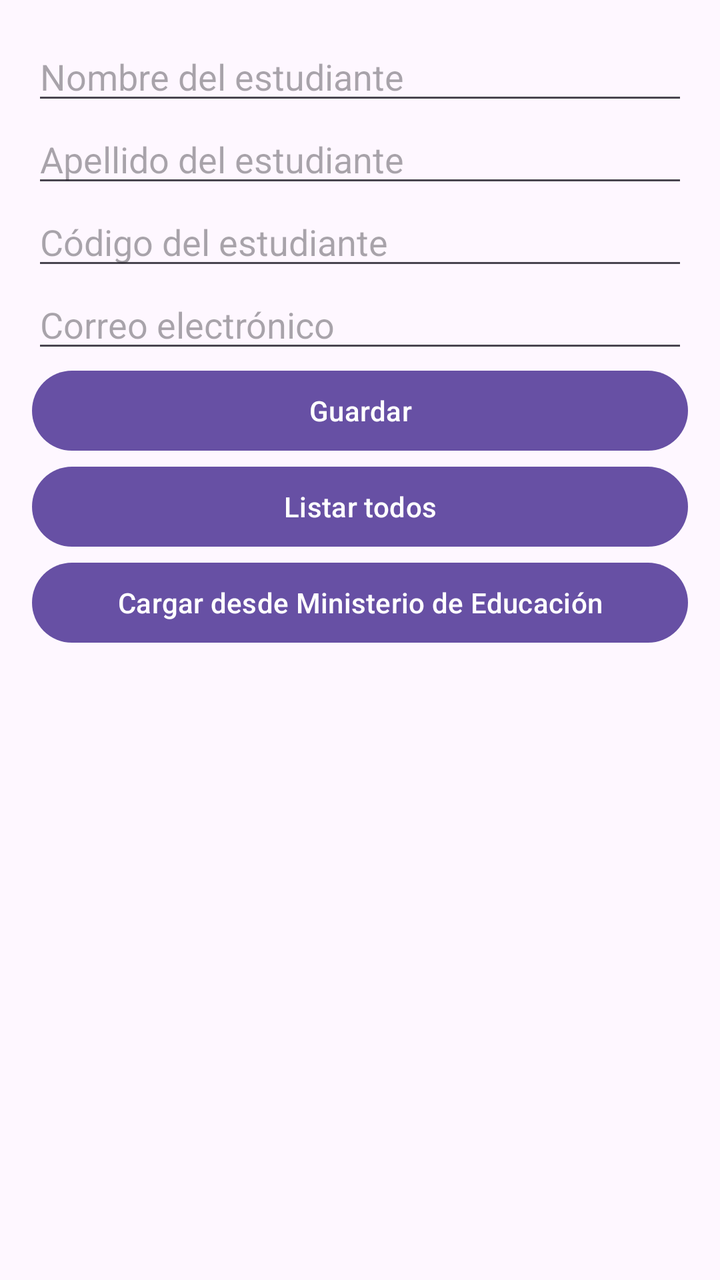
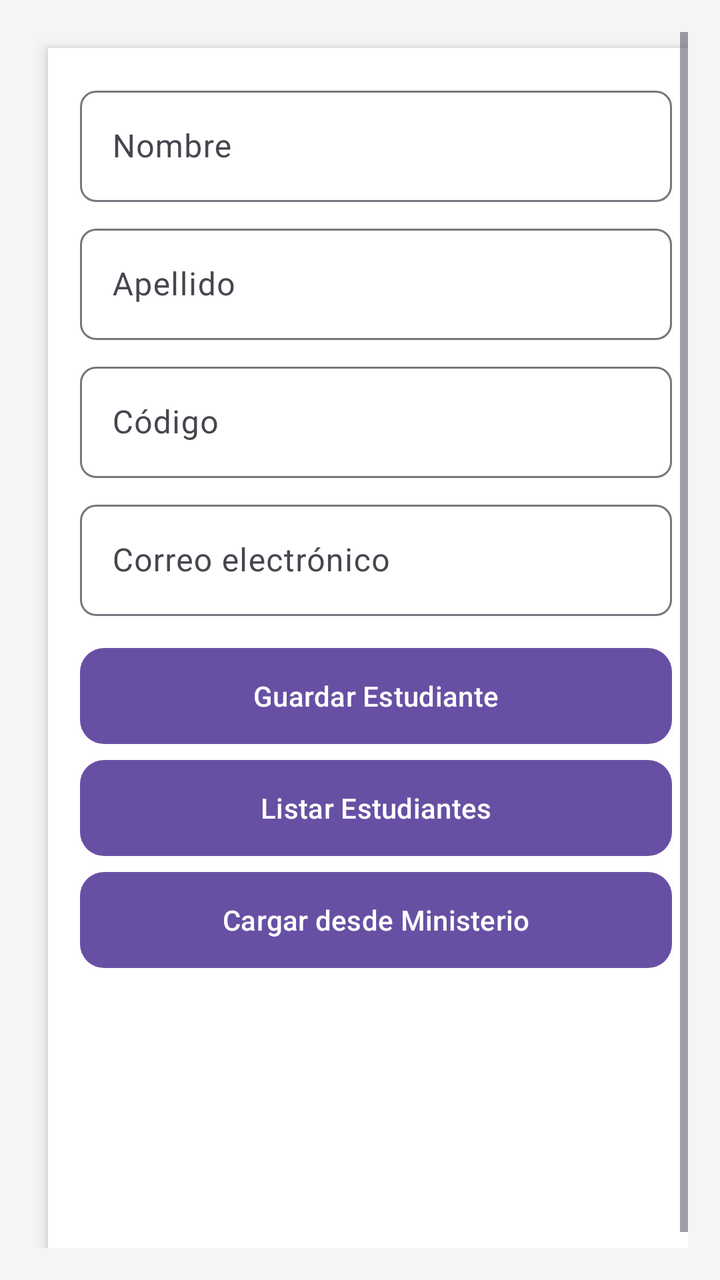

Compare the two renders of this Android layout. The source of the first and the diff that turns it into the second are given below.
<!-- AndroidManifest.xml: application theme Theme.GestionEstudiantes -->
<!-- res/layout/activity_estudiante.xml -->
<?xml version="1.0" encoding="utf-8"?>
<ScrollView xmlns:android="http://schemas.android.com/apk/res/android"
    android:id="@+id/main"
    android:layout_width="match_parent"
    android:layout_height="match_parent">

    <LinearLayout
        android:id="@+id/layoutEstudiantes"
        android:layout_width="match_parent"
        android:layout_height="wrap_content"
        android:orientation="vertical"
        android:padding="16dp">

        <EditText
            android:id="@+id/etNombreEstudiante"
            android:layout_width="match_parent"
            android:layout_height="wrap_content"
            android:hint="Nombre del estudiante" />

        <EditText
            android:id="@+id/etApellidoEstudiante"
            android:layout_width="match_parent"
            android:layout_height="wrap_content"
            android:hint="Apellido del estudiante" />

        
        <EditText
            android:id="@+id/etCodigoEstudiante"
            android:layout_width="match_parent"
            android:layout_height="wrap_content"
            android:hint="Código del estudiante" />

        <EditText
            android:id="@+id/etCorreoEstudiante"
            android:layout_width="match_parent"
            android:layout_height="wrap_content"
            android:hint="Correo electrónico" />

        <Button
            android:id="@+id/btnGuardarEstudiante"
            android:layout_width="match_parent"
            android:layout_height="wrap_content"
            android:text="Guardar" />

        <Button
            android:id="@+id/btnListarEstudiantes"
            android:layout_width="match_parent"
            android:layout_height="wrap_content"
            android:text="Listar todos" />

        <Button
            android:id="@+id/btnCargarDesdeApi"
            android:layout_width="match_parent"
            android:layout_height="wrap_content"
            android:text="Cargar desde Ministerio de Educación"/>

        <ListView
            android:id="@+id/listViewEstudiantes"
            android:layout_width="match_parent"
            android:layout_height="wrap_content" />

    </LinearLayout>
</ScrollView>
<!-- resources referenced by this layout -->
<resources>
  <style name="Theme.GestionEstudiantes" parent="Base.Theme.GestionEstudiantes" />
  <style name="Base.Theme.GestionEstudiantes" parent="Theme.Material3.DayNight.NoActionBar">
          
          
      </style>
</resources>

<!-- the commit's change to res/layout/activity_estudiante.xml (unified diff, before → after) -->
@@ -1,63 +1,160 @@
 <?xml version="1.0" encoding="utf-8"?>
-<ScrollView xmlns:android="http://schemas.android.com/apk/res/android"
+<androidx.constraintlayout.widget.ConstraintLayout
+    xmlns:android="http://schemas.android.com/apk/res/android"
+    xmlns:app="http://schemas.android.com/apk/res-auto"
     android:id="@+id/main"
     android:layout_width="match_parent"
-    android:layout_height="match_parent">
+    android:layout_height="match_parent"
+    android:background="@color/background"
+    android:padding="16dp">
 
-    <LinearLayout
-        android:id="@+id/layoutEstudiantes"
-        android:layout_width="match_parent"
+    
+    <ProgressBar
+        android:id="@+id/progressBar"
+        style="?android:attr/progressBarStyleLarge"
+        android:layout_width="wrap_content"
         android:layout_height="wrap_content"
-        android:orientation="vertical"
-        android:padding="16dp">
+        android:visibility="gone"
+        app:layout_constraintTop_toTopOf="parent"
+        app:layout_constraintBottom_toBottomOf="parent"
+        app:layout_constraintStart_toStartOf="parent"
+        app:layout_constraintEnd_toEndOf="parent"/>
 
-        <EditText
-            android:id="@+id/etNombreEstudiante"
+    <ScrollView
+        android:id="@+id/scrollView"
+        android:layout_width="0dp"
+        android:layout_height="0dp"
+        android:fillViewport="true"
+        app:layout_constraintTop_toTopOf="parent"
+        app:layout_constraintBottom_toBottomOf="parent"
+        app:layout_constraintStart_toStartOf="parent"
+        app:layout_constraintEnd_toEndOf="parent">
+
+        <LinearLayout
             android:layout_width="match_parent"
             android:layout_height="wrap_content"
-            android:hint="Nombre del estudiante" />
+            android:orientation="vertical"
+            android:padding="16dp"
+            android:background="@color/white"
+            android:elevation="4dp"
+            android:layout_margin="8dp"
+            android:clipToPadding="false">
 
-        <EditText
-            android:id="@+id/etApellidoEstudiante"
-            android:layout_width="match_parent"
-            android:layout_height="wrap_content"
-            android:hint="Apellido del estudiante" />
+            
+            <com.google.android.material.textfield.TextInputLayout
+                android:layout_width="match_parent"
+                android:layout_height="wrap_content"
+                android:hint="@string/nombre"
+                app:boxBackgroundMode="outline"
+                app:boxCornerRadiusTopStart="8dp"
+                app:boxCornerRadiusTopEnd="8dp"
+                app:boxCornerRadiusBottomStart="8dp"
+                app:boxCornerRadiusBottomEnd="8dp">
 
-        
-        <EditText
-            android:id="@+id/etCodigoEstudiante"
-            android:layout_width="match_parent"
-            android:layout_height="wrap_content"
-            android:hint="Código del estudiante" />
+                <com.google.android.material.textfield.TextInputEditText
+                    android:id="@+id/etNombreEstudiante"
+                    android:layout_width="match_parent"
+                    android:layout_height="wrap_content" />
+            </com.google.android.material.textfield.TextInputLayout>
 
-        <EditText
-            android:id="@+id/etCorreoEstudiante"
-            android:layout_width="match_parent"
-            android:layout_height="wrap_content"
-            android:hint="Correo electrónico" />
+            
+            <com.google.android.material.textfield.TextInputLayout
+                android:layout_width="match_parent"
+                android:layout_height="wrap_content"
+                android:hint="@string/apellido"
+                android:layout_marginTop="8dp"
+                app:boxBackgroundMode="outline"
+                app:boxCornerRadiusTopStart="8dp"
+                app:boxCornerRadiusTopEnd="8dp"
+                app:boxCornerRadiusBottomStart="8dp"
+                app:boxCornerRadiusBottomEnd="8dp">
 
-        <Button
-            android:id="@+id/btnGuardarEstudiante"
-            android:layout_width="match_parent"
-            android:layout_height="wrap_content"
-            android:text="Guardar" />
+                <com.google.android.material.textfield.TextInputEditText
+                    android:id="@+id/etApellidoEstudiante"
+                    android:layout_width="match_parent"
+                    android:layout_height="wrap_content" />
+            </com.google.android.material.textfield.TextInputLayout>
 
-        <Button
-            android:id="@+id/btnListarEstudiantes"
-            android:layout_width="match_parent"
-            android:layout_height="wrap_content"
-            android:text="Listar todos" />
+            
+            <com.google.android.material.textfield.TextInputLayout
+                android:layout_width="match_parent"
+                android:layout_height="wrap_content"
+                android:hint="@string/c_digo"
+                android:layout_marginTop="8dp"
+                app:boxBackgroundMode="outline"
+                app:boxCornerRadiusTopStart="8dp"
+                app:boxCornerRadiusTopEnd="8dp"
+                app:boxCornerRadiusBottomStart="8dp"
+                app:boxCornerRadiusBottomEnd="8dp">
 
-        <Button
-            android:id="@+id/btnCargarDesdeApi"
-            android:layout_width="match_parent"
-            android:layout_height="wrap_content"
-            android:text="Cargar desde Ministerio de Educación"/>
+                <com.google.android.material.textfield.TextInputEditText
+                    android:id="@+id/etCodigoEstudiante"
+                    android:layout_width="match_parent"
+                    android:layout_height="wrap_content" />
+            </com.google.android.material.textfield.TextInputLayout>
 
-        <ListView
-            android:id="@+id/listViewEstudiantes"
-            android:layout_width="match_parent"
-            android:layout_height="wrap_content" />
+            
+            <com.google.android.material.textfield.TextInputLayout
+                android:layout_width="match_parent"
+                android:layout_height="wrap_content"
+                android:hint="@string/correo_electr_nico"
+                android:layout_marginTop="8dp"
+                app:boxBackgroundMode="outline"
+                app:boxCornerRadiusTopStart="8dp"
+                app:boxCornerRadiusTopEnd="8dp"
+                app:boxCornerRadiusBottomStart="8dp"
+                app:boxCornerRadiusBottomEnd="8dp">
 
-    </LinearLayout>
-</ScrollView>
+                <com.google.android.material.textfield.TextInputEditText
+                    android:id="@+id/etCorreoEstudiante"
+                    android:layout_width="match_parent"
+                    android:layout_height="wrap_content"
+                    android:inputType="textEmailAddress" />
+            </com.google.android.material.textfield.TextInputLayout>
+
+            
+            <Button
+                android:id="@+id/btnGuardarEstudiante"
+                android:layout_width="match_parent"
+                android:layout_height="wrap_content"
+                android:layout_marginTop="16dp"
+                android:text="Guardar Estudiante"
+                android:backgroundTint="@color/primary"
+                android:textColor="@android:color/white"
+                android:background="@drawable/rounded_button" />
+
+            
+            <Button
+                android:id="@+id/btnListarEstudiantes"
+                android:layout_width="match_parent"
+                android:layout_height="wrap_content"
+                android:layout_marginTop="8dp"
+                android:text="@string/listar_estudiantes"
+                android:backgroundTint="@color/primary_light"
+                android:textColor="@android:color/white"
+                android:background="@drawable/rounded_button" />
+
+            
+            <Button
+                android:id="@+id/btnCargarDesdeApi"
+                android:layout_width="match_parent"
+                android:layout_height="wrap_content"
+                android:layout_marginTop="8dp"
+                android:text="@string/cargar_desde_ministerio"
+                android:backgroundTint="@color/primary_light"
+                android:textColor="@android:color/white"
+                android:background="@drawable/rounded_button" />
+
+            
+            <ListView
+                android:id="@+id/listViewEstudiantes"
+                android:layout_width="match_parent"
+                android:layout_height="wrap_content"
+                android:layout_marginTop="16dp"
+                android:background="@color/white"
+                android:divider="@color/background"
+                android:dividerHeight="1dp" />
+        </LinearLayout>
+    </ScrollView>
+
+</androidx.constraintlayout.widget.ConstraintLayout>
<!-- resource entries referenced after the edit -->
@@ -1,5 +1,20 @@
 <!-- resources referenced by this layout -->
 <resources>
+  <color name="background">#F5F5F5</color>
+  <color name="primary">#1976D2</color>
+  <color name="primary_light">#63A4FF</color>
+  <color name="white">#FFFFFF</color>
+  <!-- drawable rounded_button (drawable) -->
+  <shape xmlns:android="http://schemas.android.com/apk/res/android" android:shape="rectangle">
+      <solid android:color="?attr/colorPrimary" />
+      <corners android:radius="12dp" />
+  </shape>
+  <string name="apellido">Apellido</string>
+  <string name="c_digo">Código</string>
+  <string name="cargar_desde_ministerio">Cargar desde Ministerio</string>
+  <string name="correo_electr_nico">Correo electrónico</string>
+  <string name="listar_estudiantes">Listar Estudiantes</string>
+  <string name="nombre">Nombre</string>
   <style name="Theme.GestionEstudiantes" parent="Base.Theme.GestionEstudiantes" />
   <style name="Base.Theme.GestionEstudiantes" parent="Theme.Material3.DayNight.NoActionBar">
           
